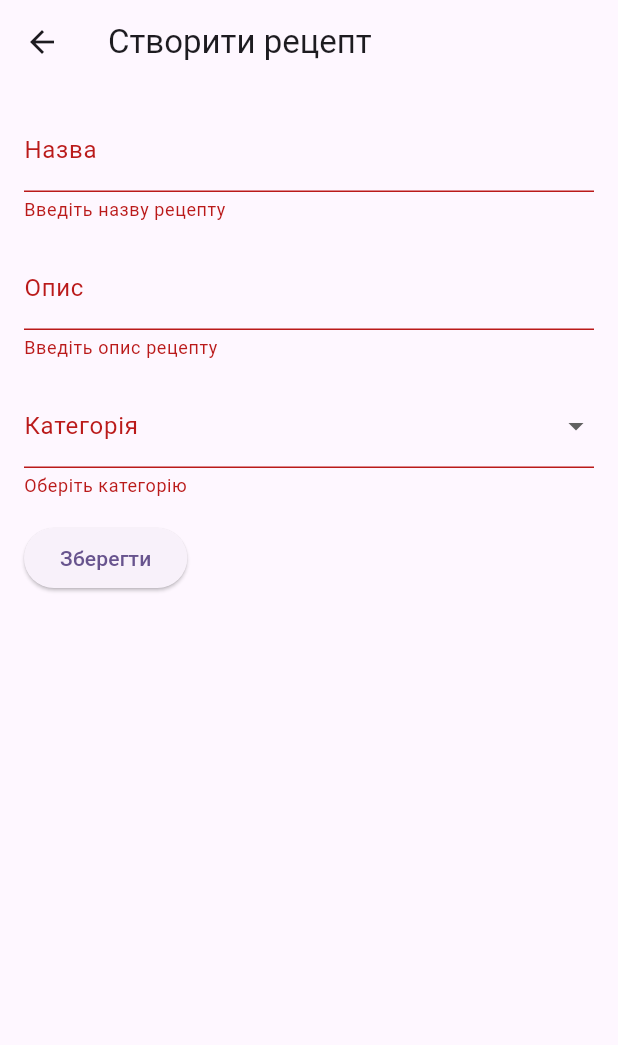
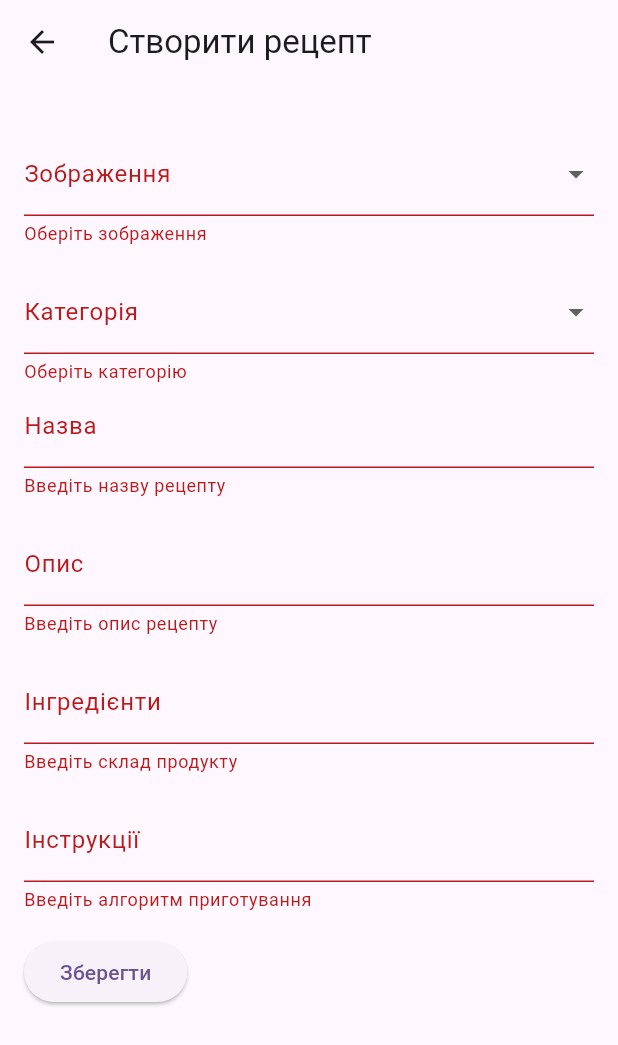
Before and after one commit to Spartakm67/flutter_home_work9, a Flutter app: the RecipeForm screen opened directly, after a tap on "Зберегти", on a phone screen of 412 x 824 dp. Shown: the top 1045 px of the screen. Run offline on Flutter 3.47's test engine with Material 3 defaults, Android fonts, the phone set to English and light mode, and no system bars.

Commit message:
RecipeFormAdd updated

```diff
--- /dev/null
+++ b/devtools_options.yaml
@@ -0,0 +1,3 @@
+description: This file stores settings for Dart & Flutter DevTools.
+documentation: https://docs.flutter.dev/tools/devtools/extensions#configure-extension-enablement-states
+extensions:
--- /dev/null
+++ b/lib/models/category.dart
@@ -0,0 +1,7 @@
+class Category {
+  final List<String> category;
+
+  Category({
+    required this.category,
+  });
+}
--- /dev/null
+++ b/lib/models/image.dart
@@ -0,0 +1,7 @@
+class Image {
+  final List<String> image;
+
+  Image({
+    required this.image,
+  });
+}
--- a/lib/models/recipe.dart
+++ b/lib/models/recipe.dart
@@ -9,7 +9,7 @@ class Recipe {
   final String category;
 
   Recipe({
-    FileImage? image,
+    AssetImage? image,
     required this.title,
     required this.description,
     required this.ingredients,
--- /dev/null
+++ b/lib/repository/category_repository.dart
@@ -0,0 +1,12 @@
+class CategoryRepository {
+  static final List<String> categories = [
+    'Сніданок',
+    'Обід',
+    'Вечеря',
+    'Десерт',
+    'Млинці',
+  ];
+  static List<String> getAllCategories() {
+    return categories;
+  }
+}
--- /dev/null
+++ b/lib/repository/image_repository.dart
@@ -0,0 +1,12 @@
+class ImageRepository {
+  static final List<String> images = [
+    'assets/images/pancake_image.png',
+    // ' ',
+    // ' ',
+    // ' ',
+    // ' ',
+  ];
+  static List<String> getAllImages() {
+    return images;
+  }
+}
--- a/lib/repository/recipe_repository.dart
+++ b/lib/repository/recipe_repository.dart
@@ -1,6 +1,6 @@
 import 'package:flutter_home_work9/models/recipe.dart';
 
-class Repository {
+class RecipeRepository {
   static final List<Recipe> recipes = [
     Recipe(
       title: 'Борщ',
@@ -41,4 +41,8 @@ class Repository {
   static List<Recipe> getRecipesByCategory(String category) {
     return recipes.where((recipe) => recipe.category == category).toList();
   }
+
+  static void addRecipe(Recipe recipe) {
+    recipes.add(recipe);
+  }
 }
--- a/lib/screens/recipe_list_screen.dart
+++ b/lib/screens/recipe_list_screen.dart
@@ -9,7 +9,7 @@ class RecipeListPage extends StatelessWidget {
   @override
   Widget build(BuildContext context) {
 
-    final recipes = Repository.getAllRecipes();
+    final recipes = RecipeRepository.getAllRecipes();
 
     return Scaffold(
       appBar: AppBar(
--- a/lib/widgets/recipe_form_add.dart
+++ b/lib/widgets/recipe_form_add.dart
@@ -1,4 +1,8 @@
 import 'package:flutter/material.dart';
+import 'package:flutter_home_work9/models/recipe.dart';
+import 'package:flutter_home_work9/repository/category_repository.dart';
+import 'package:flutter_home_work9/repository/image_repository.dart';
+import 'package:flutter_home_work9/repository/recipe_repository.dart';
 
 class RecipeForm extends StatefulWidget {
   const RecipeForm({super.key});
@@ -12,20 +16,19 @@ class RecipeFormState extends State<RecipeForm> {
 
   final TextEditingController _titleController = TextEditingController();
   final TextEditingController _descriptionController = TextEditingController();
+  final TextEditingController _ingredientController = TextEditingController();
+  final TextEditingController _instructionController = TextEditingController();
   String? _selectedCategory;
-
-  final List<String> categories = [
-    'Сніданок',
-    'Обід',
-    'Вечеря',
-    'Десерт',
-    'Млинці',
-  ];
+  String? _selectedImage;
+  final categories = CategoryRepository.getAllCategories();
+  final images = ImageRepository.getAllImages();
 
   @override
   void dispose() {
     _titleController.dispose();
     _descriptionController.dispose();
+    _ingredientController.dispose();
+    _instructionController.dispose();
     super.dispose();
   }
 
@@ -33,18 +36,32 @@ class RecipeFormState extends State<RecipeForm> {
     if (_formKey.currentState!.validate()) {
       final recipeTitle = _titleController.text;
       final recipeDescription = _descriptionController.text;
+      final recipeIngredients = _ingredientController.text.split(',');
+      final recipeInstructions = _instructionController.text.split(',');
+
+      final newRecipe = Recipe(
+        title: recipeTitle,
+        description: recipeDescription,
+        ingredients: recipeIngredients,
+        instructions: recipeInstructions,
+        category: _selectedCategory ?? 'Без категорії',
+        image: _selectedImage != null ? AssetImage(_selectedImage!) : null,
+      );
+
+      RecipeRepository.addRecipe(newRecipe);
 
       ScaffoldMessenger.of(context).showSnackBar(
         SnackBar(content: Text('Рецепт "$recipeTitle" збережено!')),
       );
 
-      print('Назва рецепту: $recipeTitle');
-      print('Опис рецепту: $recipeDescription');
-      print('Категорія: $_selectedCategory');
+
 
       _titleController.clear();
       _descriptionController.clear();
+      _ingredientController.clear();
+      _instructionController.clear();
       setState(() {
+        _selectedImage = null;
         _selectedCategory = null;
       });
     }
@@ -54,30 +71,41 @@ class RecipeFormState extends State<RecipeForm> {
   Widget build(BuildContext context) {
     return Scaffold(
       appBar: AppBar(title: const Text('Створити рецепт')),
-      body: Padding(
+      body: SingleChildScrollView(
+        child: Padding(
           padding: const EdgeInsets.all(16.0),
           child: Form(
             key: _formKey,
             child: Column(
               crossAxisAlignment: CrossAxisAlignment.start,
               children: [
-              TextFormField(
-                controller: _titleController,
-                decoration: const InputDecoration(labelText: 'Назва'),
+                const SizedBox(height: 16.0),
+                DropdownButtonFormField<String>(
+                  value: _selectedImage,
+                  items: images.map((image) {
+                    return DropdownMenuItem(
+                      value: image,
+                      child: Row(
+                        children: [
+                          Image.asset(
+                            image,
+                            width: 30,
+                            // height: 50,
+                            fit: BoxFit.cover,
+                          ),
+                          const SizedBox(width: 10),
+                          Text(image),
+                        ],
+                      ),
+                    );
+                  }).toList(),
+                  onChanged: (value) => setState(() {
+                    _selectedImage = value;
+                  }),
+                  decoration: const InputDecoration(labelText: 'Зображення'),
                   validator: (value) {
-                  if (value == null || value.isEmpty) {
-                    return 'Введіть назву рецепту';
-                  }
-                  return null;
-                },
-              ),
-              const SizedBox(height: 16.0),
-              TextFormField(
-                controller: _descriptionController,
-                decoration: const InputDecoration(labelText: 'Опис'),
-                validator: (value) {
-                  if (value == null || value.isEmpty) {
-                    return 'Введіть опис рецепту';
+                    if (value == null) {
+                      return 'Оберіть зображення';
                     }
                     return null;
                   },
@@ -102,6 +130,49 @@ class RecipeFormState extends State<RecipeForm> {
                     return null;
                   },
                 ),
+                TextFormField(
+                  controller: _titleController,
+                  decoration: const InputDecoration(labelText: 'Назва'),
+                  validator: (value) {
+                    if (value == null || value.isEmpty) {
+                      return 'Введіть назву рецепту';
+                    }
+                    return null;
+                  },
+                ),
+                const SizedBox(height: 16.0),
+                TextFormField(
+                  controller: _descriptionController,
+                  decoration: const InputDecoration(labelText: 'Опис'),
+                  validator: (value) {
+                    if (value == null || value.isEmpty) {
+                      return 'Введіть опис рецепту';
+                    }
+                    return null;
+                  },
+                ),
+                const SizedBox(height: 16.0),
+                TextFormField(
+                  controller: _ingredientController,
+                  decoration: const InputDecoration(labelText: 'Інгредієнти'),
+                  validator: (value) {
+                    if (value == null || value.isEmpty) {
+                      return 'Введіть склад продукту';
+                    }
+                    return null;
+                  },
+                ),
+                const SizedBox(height: 16.0),
+                TextFormField(
+                  controller: _instructionController,
+                  decoration: const InputDecoration(labelText: 'Інструкції'),
+                  validator: (value) {
+                    if (value == null || value.isEmpty) {
+                      return 'Введіть алгоритм приготування';
+                    }
+                    return null;
+                  },
+                ),
                 const SizedBox(height: 16.0),
                 ElevatedButton(
                   onPressed: _saveRecipe,
@@ -111,6 +182,7 @@ class RecipeFormState extends State<RecipeForm> {
             ),
           ),
         ),
+      ),
     );
   }
 }
```
Lines whose indentation alone changed are shown as unchanged.
